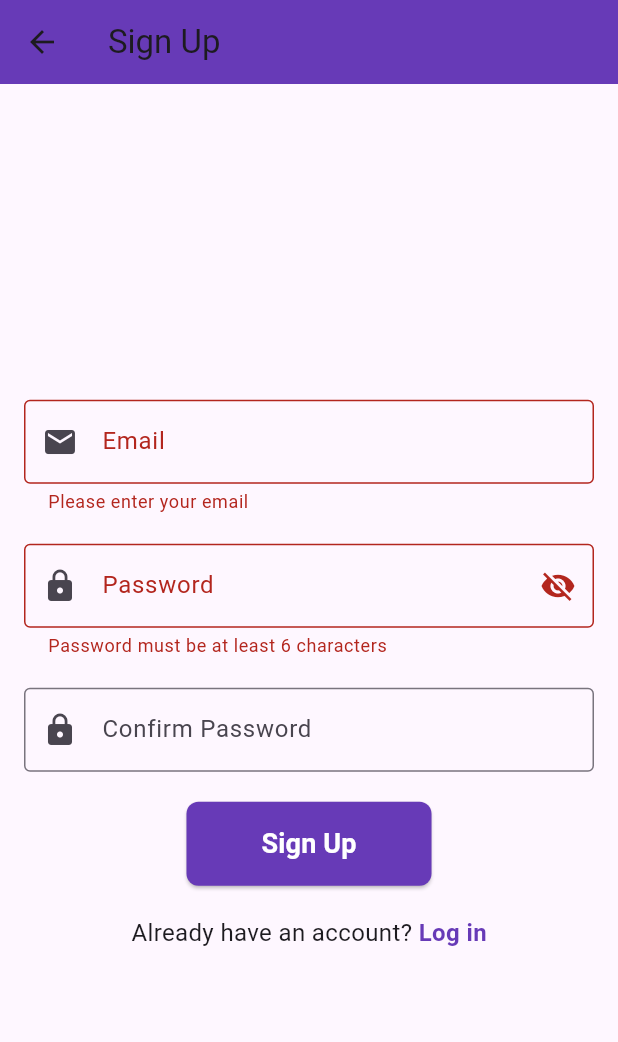
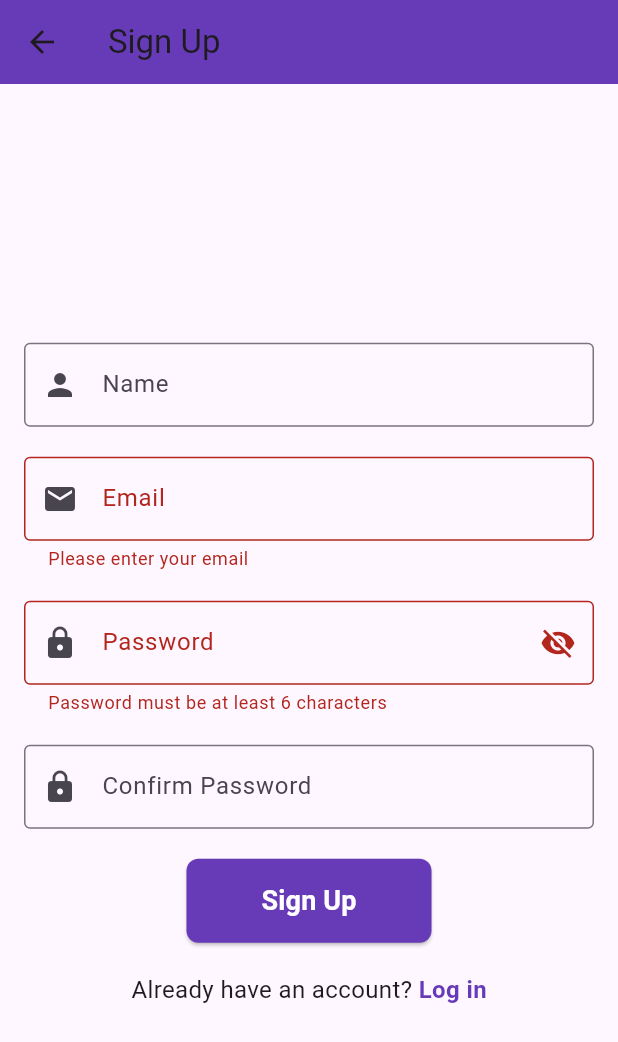
Before and after one commit to aetplSWTeam/ToffeeApp, a Flutter app: the SignupPage screen opened by its route, after a tap on "Sign Up", on a phone screen of 412 x 824 dp. Shown: the top 1042 px of the screen. Run offline on Flutter 3.47's test engine with Material 3 defaults, Android fonts, the light colour scheme and no system bars; our stand-ins replace cloud_firestore, firebase_auth, firebase_core, fluttertoast, google_sign_in; accounts and stored records are empty.

Commit message:
Added the name parameter in sign up process, this is now visible once you login in the welcome message

```diff
--- a/lib/screens/signup_page.dart
+++ b/lib/screens/signup_page.dart
@@ -12,6 +12,7 @@ class SignupPage extends StatefulWidget {
 
 class SignupPageState extends State<SignupPage> {
   final _formKey = GlobalKey<FormState>();
+  final TextEditingController _nameController = TextEditingController();  // Add this line
   final TextEditingController _emailController = TextEditingController();
   final TextEditingController _passwordController = TextEditingController();
   final TextEditingController _confirmPasswordController =
@@ -32,6 +33,7 @@ class SignupPageState extends State<SignupPage> {
         final user = await _authService.register(
           _emailController.text.trim(),
           _passwordController.text.trim(),
+          _nameController.text.trim(),
         );
 
         print(user);
@@ -45,7 +47,12 @@ class SignupPageState extends State<SignupPage> {
         }
       } catch (e) {
         if (mounted) {
-          ToastUtil.failedToast("Registration Failed");
+          // ToastUtil.failedToast("Registration Failed");
+          String errorMessage = "Registration Failed";
+          if (e.toString().contains('email-already-in-use')) {
+            errorMessage = "This email is already registered";
+          }
+          ToastUtil.failedToast(errorMessage);
         }
       } finally {
         if (mounted) {
@@ -73,6 +80,16 @@ class SignupPageState extends State<SignupPage> {
               mainAxisAlignment: MainAxisAlignment.center,
               crossAxisAlignment: CrossAxisAlignment.center,
               children: [
+                const SizedBox(height: 20),
+                TextFormField(
+                  controller: _nameController,
+                  decoration: const InputDecoration(
+                    labelText: 'Name',
+                    hintText: 'Enter your name',
+                    prefixIcon: Icon(Icons.person),
+                    border: OutlineInputBorder(),
+                  ),
+                ),
                 const SizedBox(height: 20),
                 TextFormField(
                   controller: _emailController,
@@ -201,6 +218,7 @@ class SignupPageState extends State<SignupPage> {
     _emailController.dispose();
     _passwordController.dispose();
     _confirmPasswordController.dispose();
+    _nameController.dispose();
     super.dispose();
   }
 }
```
Also changed, not shown: lib/services/firebase_auth_service.dart (+9 -6 lines).
